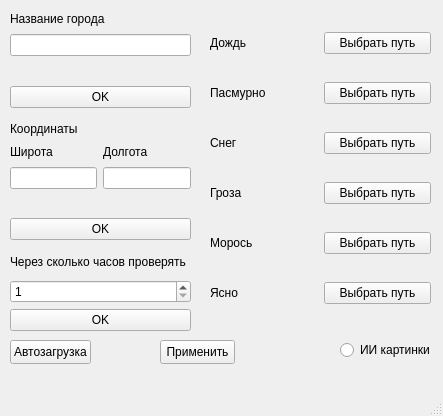
Above: mainWindow.ui from MrDlop/Wall before the change. Below: the same form after it.
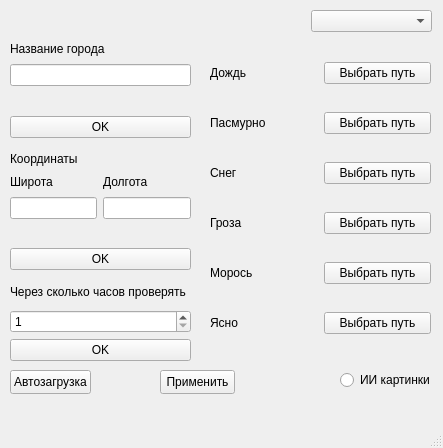
That is the form after the change.

Commit message: add widget and translate

Patch:
```diff
--- a/mainWindow.ui
+++ b/mainWindow.ui
@@ -7,7 +7,7 @@
     <x>0</x>
     <y>0</y>
     <width>443</width>
-    <height>416</height>
+    <height>448</height>
    </rect>
   </property>
   <property name="windowTitle">
@@ -18,7 +18,7 @@
     <property name="geometry">
      <rect>
       <x>10</x>
-      <y>10</y>
+      <y>40</y>
       <width>181</width>
       <height>98</height>
      </rect>
@@ -54,7 +54,7 @@
     <property name="geometry">
      <rect>
       <x>10</x>
-      <y>120</y>
+      <y>150</y>
       <width>181</width>
       <height>120</height>
      </rect>
@@ -107,7 +107,7 @@
     <property name="geometry">
      <rect>
       <x>10</x>
-      <y>250</y>
+      <y>280</y>
       <width>181</width>
       <height>81</height>
      </rect>
@@ -140,7 +140,7 @@
     <property name="geometry">
      <rect>
       <x>210</x>
-      <y>10</y>
+      <y>40</y>
       <width>221</width>
       <height>321</height>
      </rect>
@@ -236,7 +236,7 @@
     <property name="geometry">
      <rect>
       <x>160</x>
-      <y>340</y>
+      <y>370</y>
       <width>75</width>
       <height>24</height>
      </rect>
@@ -249,7 +249,7 @@
     <property name="geometry">
      <rect>
       <x>10</x>
-      <y>340</y>
+      <y>370</y>
       <width>81</width>
       <height>24</height>
      </rect>
@@ -262,7 +262,7 @@
     <property name="geometry">
      <rect>
       <x>340</x>
-      <y>340</y>
+      <y>370</y>
       <width>91</width>
       <height>20</height>
      </rect>
@@ -271,6 +271,16 @@
      <string>ИИ картинки</string>
     </property>
    </widget>
+   <widget class="QComboBox" name="languageBox">
+    <property name="geometry">
+     <rect>
+      <x>311</x>
+      <y>10</y>
+      <width>121</width>
+      <height>22</height>
+     </rect>
+    </property>
+   </widget>
   </widget>
   <widget class="QMenuBar" name="menubar">
    <property name="geometry">
```
Left out of the diff: 22 changed lines with no effect on the pictures. The commit also changes 6 other files.
